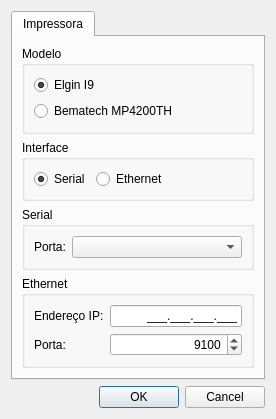
Old version of the form settingsdialog.ui in the repository leidensj/BKVale.
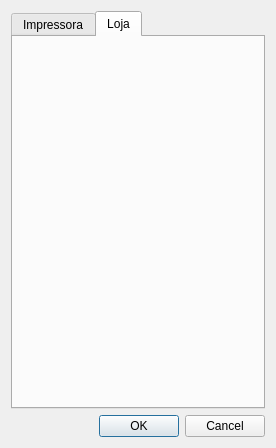
New version of the form. Icons and pictures are not drawn.

Commit message: avanços mudança store

```diff
--- a/settingsdialog.ui
+++ b/settingsdialog.ui
@@ -7,7 +7,7 @@
     <x>0</x>
     <y>0</y>
     <width>276</width>
-    <height>408</height>
+    <height>448</height>
    </rect>
   </property>
   <property name="windowTitle">
@@ -18,13 +18,13 @@
     <normaloff>:/icons/res/settings.png</normaloff>:/icons/res/settings.png</iconset>
   </property>
   <layout class="QVBoxLayout" name="verticalLayout">
-   <item>
+   <item alignment="Qt::AlignmentFlag::AlignTop">
     <widget class="QTabWidget" name="tabWidget">
      <property name="tabShape">
       <enum>QTabWidget::TabShape::Rounded</enum>
      </property>
      <property name="currentIndex">
-      <number>0</number>
+      <number>1</number>
      </property>
      <property name="documentMode">
       <bool>false</bool>
@@ -219,6 +219,19 @@
        </item>
       </layout>
      </widget>
+     <widget class="QWidget" name="store">
+      <property name="autoFillBackground">
+       <bool>false</bool>
+      </property>
+      <attribute name="icon">
+       <iconset resource="icons.qrc">
+        <normaloff>:/icons/res/store.png</normaloff>:/icons/res/store.png</iconset>
+      </attribute>
+      <attribute name="title">
+       <string>Loja</string>
+      </attribute>
+      <layout class="QVBoxLayout" name="verticalLayout_5"/>
+     </widget>
     </widget>
    </item>
    <item>
```
The commit also changes 2 other files.
